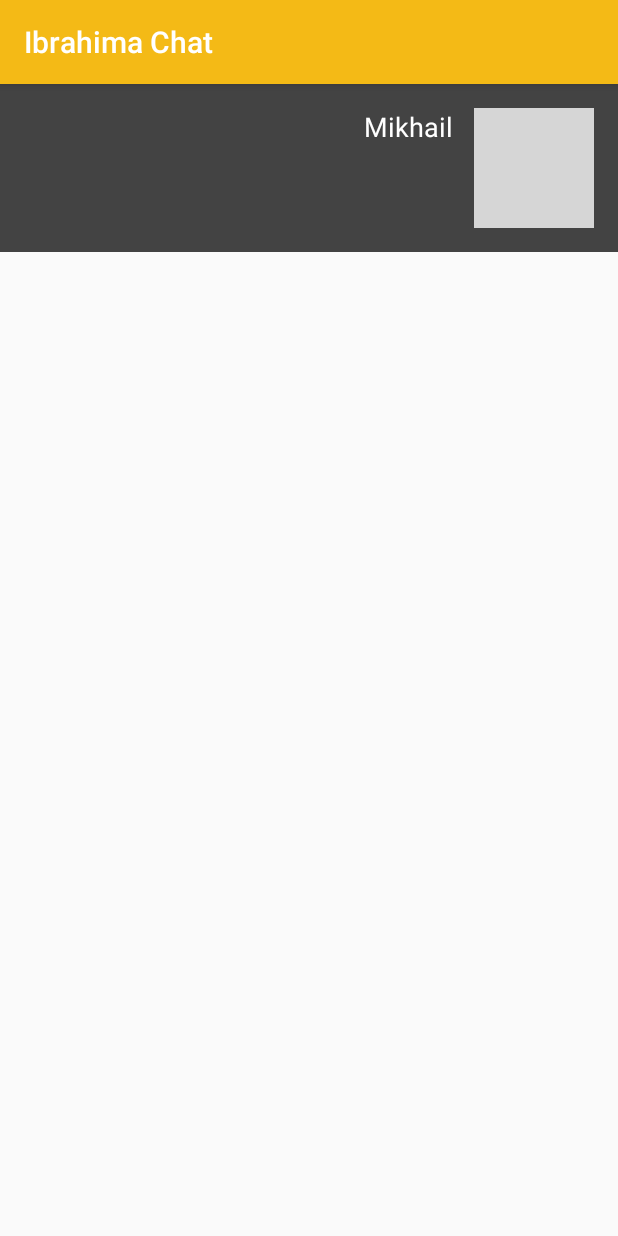
After one commit to mijin1992/IBChat, an Android app: the PostUserActivity screen opened directly, with no data from a screen before it, on a phone screen of 412 x 824 dp. The commit adds this screen. Run offline under Robolectric (Android 15) with nearby library versions, the phone set to English and light mode, and no system bars; our stand-ins replace Firebase (no records; nobody signed in at launch, a user with empty details on screens opened directly); libraries missing offline, so code that uses them is left out: com.quickblox.users; pictures from the network do not load; 4 statements that could not run were skipped; grey boxes are pictures that could not be loaded.

Commit message:
add Image click, album Click.

```diff
--- a/Source/SimWeChat/app/src/main/AndroidManifest.xml
+++ b/Source/SimWeChat/app/src/main/AndroidManifest.xml
@@ -118,10 +118,14 @@
             android:name=".SelectVideoActivity"
             android:screenOrientation="portrait" />
         <activity android:name=".InputActivity" />
-        <activity android:name=".NewPostActivity"></activity>
+        <activity android:name=".NewPostActivity" />
+
         <service
             android:name=".firebase.MyUploadService"
             android:exported="false" />
+
+        <activity android:name=".PostUserActivity" />
+        <activity android:name=".ImageViewActivity"></activity>
     </application>
 
 </manifest>
--- /dev/null
+++ b/Source/SimWeChat/app/src/main/java/com/brasco/simwechat/PostUserActivity.java
@@ -0,0 +1,196 @@
+package com.brasco.simwechat;
+
+import android.app.Activity;
+import android.content.Intent;
+import android.graphics.Bitmap;
+import android.graphics.BitmapFactory;
+import android.support.v7.app.AppCompatActivity;
+import android.os.Bundle;
+import android.view.View;
+import android.widget.ImageView;
+import android.widget.ListView;
+import android.widget.TextView;
+
+import com.brasco.simwechat.adapter.MomentArrayAdapter;
+import com.brasco.simwechat.app.AppGlobals;
+import com.brasco.simwechat.app.Constant;
+import com.brasco.simwechat.model.FirePost;
+import com.brasco.simwechat.model.UserData;
+import com.brasco.simwechat.quickblox.QBConstants;
+import com.brasco.simwechat.quickblox.QBData;
+import com.bumptech.glide.Glide;
+import com.bumptech.glide.load.resource.drawable.GlideDrawable;
+import com.bumptech.glide.request.RequestListener;
+import com.bumptech.glide.request.target.Target;
+import com.google.firebase.auth.FirebaseAuth;
+import com.google.firebase.database.ChildEventListener;
+import com.google.firebase.database.DataSnapshot;
+import com.google.firebase.database.DatabaseError;
+import com.google.firebase.database.DatabaseReference;
+import com.google.firebase.database.FirebaseDatabase;
+import com.quickblox.users.model.QBUser;
+
+import java.util.ArrayList;
+
+public class PostUserActivity extends IBActivity {
+    public static final int NEW_POST = 165;
+    public static final String EXTRA_QBUSER_ID = "qbuserId";
+    private TextView m_txtName;
+    private ImageView m_imageUser;
+    private ListView m_listview;
+    private ImageView m_camera;
+
+    private ArrayList<FirePost> m_momentArray = new ArrayList<FirePost>();
+    private MomentArrayAdapter m_momentArrayAdapter;
+    private DatabaseReference mPostReference;
+    private String mFirebaseUserId;
+    private ChildEventListener mPostChildListener;
+    private QBUser me;
+    private String mQbUserId;
+
+    public static void startPostUserActivity(Activity activity, String qbUserId) {
+        Intent intent = new Intent(activity, PostUserActivity.class);
+        intent.putExtra(PostUserActivity.EXTRA_QBUSER_ID, qbUserId);
+        activity.startActivity(intent);
+    }
+
+    @Override
+    protected void onCreate(Bundle savedInstanceState) {
+        super.onCreate(savedInstanceState);
+        setContentView(R.layout.activity_post_user);
+
+        mQbUserId  = getIntent().getStringExtra(EXTRA_QBUSER_ID);
+        me = getQBUserFromUserId(mQbUserId);
+        ActionBar(me.getFullName() + "'s Posts");
+
+        mFirebaseUserId = FirebaseAuth.getInstance().getCurrentUser().getUid();
+        mPostReference = FirebaseDatabase.getInstance().getReference().child(Constant.FIREBASE_POSTS);
+
+        m_txtName = (TextView) findViewById(R.id.my_name);
+        m_imageUser = (ImageView) findViewById(R.id.my_image);
+        m_listview = (ListView) findViewById(R.id.list_moments);
+        m_camera = (ImageView) findViewById(R.id.img_camera);
+        m_camera.setVisibility(View.GONE);
+
+        initUI();
+        m_momentArray.clear();
+        m_momentArrayAdapter = new MomentArrayAdapter(this, m_momentArray);
+        m_listview.setAdapter(m_momentArrayAdapter);
+    }
+    private void initUI(){
+        if (me != null) {
+            m_txtName.setText(me.getFullName());
+            String strUrl = me.getCustomData();
+            if (strUrl != null && !strUrl.isEmpty()) {
+                setAvatarImage(strUrl);
+            } else {
+                Bitmap bm = BitmapFactory.decodeResource(this.getResources(), R.drawable.button_select_avatar);
+                m_imageUser.setImageBitmap(bm);
+            }
+        }
+    }
+    private void setAvatarImage(String fileUrl) {
+        Glide.with(this)
+                .load(fileUrl)
+                .listener(new RequestListener<String, GlideDrawable>() {
+                    @Override
+                    public boolean onException(Exception e, String model, Target<GlideDrawable> target, boolean isFirstResource) {
+                        Bitmap bm = BitmapFactory.decodeResource(getApplication().getResources(), R.drawable.button_select_avatar);
+                        m_imageUser.setImageBitmap(bm);
+                        return false;
+                    }
+
+                    @Override
+                    public boolean onResourceReady(GlideDrawable resource, String model,
+                                                   Target<GlideDrawable> target, boolean isFromMemoryCache, boolean isFirstResource) {
+                        return false;
+                    }
+                })
+                .override(QBConstants.PREFERRED_IMAGE_SIZE_PREVIEW, QBConstants.PREFERRED_IMAGE_SIZE_PREVIEW)
+                .error(R.drawable.ic_error)
+                .into(m_imageUser);
+    }
+    @Override
+    protected void onActivityResult(int requestCode, int resultCode, Intent data) {
+        super.onActivityResult(requestCode, resultCode, data);
+        if( resultCode == Activity.RESULT_OK) {
+            if (requestCode == Constant.REQ_PHOTO_FILE) {
+                String path = data.getStringExtra(Constant.EK_URL);
+                NewPostActivity.startForResult(this, NEW_POST, path);
+            }
+        }
+    }
+    private void getPicture() {
+        Intent intent = new Intent(PostUserActivity.this, CameraActivity.class);
+        intent.putExtra(Constant.REQ_VIDEO_CAMERAACTIVITY_TYPE, Constant.REQ_IMAGE_TYPE);
+        startActivityForResult(intent, Constant.REQ_PHOTO_FILE);
+    }
+
+    @Override
+    public void onStart() {
+        super.onStart();
+
+        mPostChildListener = new ChildEventListener() {
+            @Override
+            public void onChildAdded(DataSnapshot dataSnapshot, String s) {
+                DataSnapshot d1 = dataSnapshot.child("authorName");
+                DataSnapshot d2 = dataSnapshot.child("authorUid");
+                DataSnapshot d3 = dataSnapshot.child("comment");
+                DataSnapshot d4 = dataSnapshot.child("time");
+                DataSnapshot d5 = dataSnapshot.child("imageUrl");
+                DataSnapshot d6 = dataSnapshot.child("authorQbId");
+                String auName = d1.getValue(String.class);
+                String auId = d2.getValue(String.class);
+                String time = d4.getValue(String.class);
+                String comment = d3.getValue(String.class);
+                String url = d5.getValue(String.class);
+                String qbId = d6.getValue(String.class);
+
+                if (qbId.equals(me.getLogin())) {
+                    FirePost post = new FirePost(auId, auName, time, comment, url, qbId);
+                    m_momentArray.add(post);
+                    m_momentArrayAdapter.notifyDataSetChanged();
+                }
+            }
+            @Override
+            public void onChildChanged(DataSnapshot dataSnapshot, String s) {
+            }
+            @Override
+            public void onChildRemoved(DataSnapshot dataSnapshot) {
+            }
+            @Override
+            public void onChildMoved(DataSnapshot dataSnapshot, String s) {
+            }
+            @Override
+            public void onCancelled(DatabaseError databaseError) {
+            }
+        };
+        mPostReference.addChildEventListener(mPostChildListener);
+    }
+
+    @Override
+    public void onStop() {
+        super.onStop();
+        if (mPostChildListener != null) {
+            mPostReference.removeEventListener(mPostChildListener);
+        }
+    }
+
+    @Override
+    public void onResume() {
+        super.onResume();
+        m_momentArray.clear();
+        m_momentArrayAdapter.clear();
+    }
+    private QBUser getQBUserFromUserId(String userId){
+        if (QBData.curQBUser.getLogin().equals(userId))
+            return QBData.curQBUser;
+
+        for (int i = 0; i< AppGlobals.mAllUserData.size(); i++){
+            UserData user = AppGlobals.mAllUserData.get(i);
+            if (user.getQBUser().getLogin().equals(userId))
+                return user.getQBUser();
+        }
+        return null;
+    }
+}
--- a/Source/SimWeChat/app/src/main/java/com/brasco/simwechat/adapter/MomentArrayAdapter.java
+++ b/Source/SimWeChat/app/src/main/java/com/brasco/simwechat/adapter/MomentArrayAdapter.java
@@ -10,6 +10,7 @@ import android.widget.ArrayAdapter;
 import android.widget.ImageView;
 import android.widget.TextView;
 
+import com.brasco.simwechat.ImageViewActivity;
 import com.brasco.simwechat.MomentActivity;
 import com.brasco.simwechat.PostActivity;
 import com.brasco.simwechat.R;
@@ -35,7 +36,7 @@ import java.util.List;
 
 public class MomentArrayAdapter extends ArrayAdapter<FirePost> {
     private LayoutInflater mInflater;
-private MomentActivity mActivity;
+    private Context mActivity;
 
     static class Holder {
         ImageView m_userImage;
@@ -45,7 +46,7 @@ static class Holder {
         TextView m_txtTime;
     }
 
-    public MomentArrayAdapter(MomentActivity context, List<FirePost> posts) {
+    public MomentArrayAdapter(Context context, List<FirePost> posts) {
         super(context, R.layout.item_moment, posts);
         mInflater = (LayoutInflater) getContext().getSystemService(Context.LAYOUT_INFLATER_SERVICE);
         mActivity = context;
@@ -80,7 +81,7 @@ static class Holder {
             strTime = String.valueOf(days) + " days ago";
 
         holder.m_txtTime.setText(strTime);
-        String url = getItem(position).getImageUrl();
+        final String url = getItem(position).getImageUrl();
         Glide.with(mActivity)
                 .load(url)
                 .listener(new RequestListener<String, GlideDrawable>() {
@@ -92,6 +93,12 @@ static class Holder {
                     @Override
                     public boolean onResourceReady(GlideDrawable resource, String model,
                                                    Target<GlideDrawable> target, boolean isFromMemoryCache, boolean isFirstResource) {
+                        holder.m_momentImage.setOnClickListener(new View.OnClickListener() {
+                            @Override
+                            public void onClick(View view) {
+                                ImageViewActivity.startImageViewActivity(getContext(), url);
+                            }
+                        });
                         return false;
                     }
                 })
--- /dev/null
+++ b/Source/SimWeChat/app/src/main/res/layout/activity_post_user.xml
@@ -0,0 +1,51 @@
+<?xml version="1.0" encoding="utf-8"?>
+<LinearLayout xmlns:android="http://schemas.android.com/apk/res/android"
+    xmlns:tools="http://schemas.android.com/tools"
+    android:id="@+id/activity_post_user"
+    android:layout_width="match_parent"
+    android:layout_height="match_parent"
+    android:orientation="vertical"
+    tools:context="com.brasco.simwechat.PostUserActivity">
+    <RelativeLayout
+        android:layout_width="match_parent"
+        android:layout_height="wrap_content"
+        android:orientation="horizontal"
+        android:paddingTop="@dimen/activity_vertical_margin"
+        android:paddingBottom="@dimen/activity_vertical_margin"
+        android:paddingRight="@dimen/activity_horizontal_margin"
+        android:background="@color/moment_title_color">
+        <TextView
+            android:id="@+id/my_name"
+            android:layout_width="wrap_content"
+            android:layout_height="wrap_content"
+            android:layout_marginRight="14dp"
+            android:text="Mikhail"
+            android:textSize="18sp"
+            android:textColor="@color/buttonTextColor1"
+            android:layout_marginEnd="14dp"
+            android:layout_alignParentTop="true"
+            android:layout_toLeftOf="@+id/my_image"
+            android:layout_toStartOf="@+id/my_image" />
+        <ImageView
+            android:id="@+id/my_image"
+            android:layout_width="80dp"
+            android:layout_height="80dp"
+            android:src="@drawable/my_avatar"
+            android:padding="3dp"
+            android:background="@color/grey_light_extra"
+            android:layout_alignParentRight="true"/>
+        <ImageView
+            android:id="@+id/img_camera"
+            android:layout_width="50dp"
+            android:layout_height="45dp"
+            android:src="@drawable/ic_camera"
+            android:layout_centerVertical="true"
+            android:layout_marginLeft="20dp"/>
+    </RelativeLayout>
+    <ListView
+        android:id="@+id/list_moments"
+        android:layout_width="match_parent"
+        android:layout_height="match_parent"
+        android:paddingLeft="@dimen/activity_horizontal_margin"
+        android:paddingRight="@dimen/activity_horizontal_margin"/>
+</LinearLayout>
```
Also changed, not shown: Source/SimWeChat/app/src/main/java/com/brasco/simwechat/ContactProfileActivity.java (+8 -1 lines), Source/SimWeChat/app/src/main/java/com/brasco/simwechat/ImageViewActivity.java (added, +56 -0 lines), Source/SimWeChat/app/src/main/java/com/brasco/simwechat/adapter/PostArrayAdapter.java (+8 -1 lines), Source/SimWeChat/app/src/main/res/layout/activity_image_view.xml (added, +13 -0 lines). Lines whose indentation alone changed are shown as unchanged.
